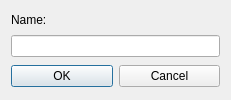
Old version of the form DCGUI/Windows/RouterDialog.ui in the repository DanielZorin/DataCenters.
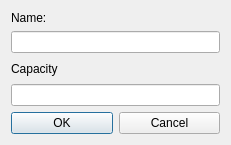
New version of the form.

Commit message: DCGUI: 'capacity' property for router

Diff of the .ui file:
```diff
--- a/DCGUI/Windows/RouterDialog.ui
+++ b/DCGUI/Windows/RouterDialog.ui
@@ -7,7 +7,7 @@
     <x>0</x>
     <y>0</y>
     <width>231</width>
-    <height>100</height>
+    <height>145</height>
    </rect>
   </property>
   <property name="windowTitle">
@@ -59,6 +59,16 @@
        </item>
       </layout>
      </item>
+     <item>
+      <widget class="QLabel" name="label">
+       <property name="text">
+        <string>Capacity</string>
+       </property>
+      </widget>
+     </item>
+     <item>
+      <widget class="QLineEdit" name="capacity"/>
+     </item>
      <item>
       <layout class="QHBoxLayout" name="horizontalLayout_3"/>
      </item>
```
The commit also changes 5 other files.
